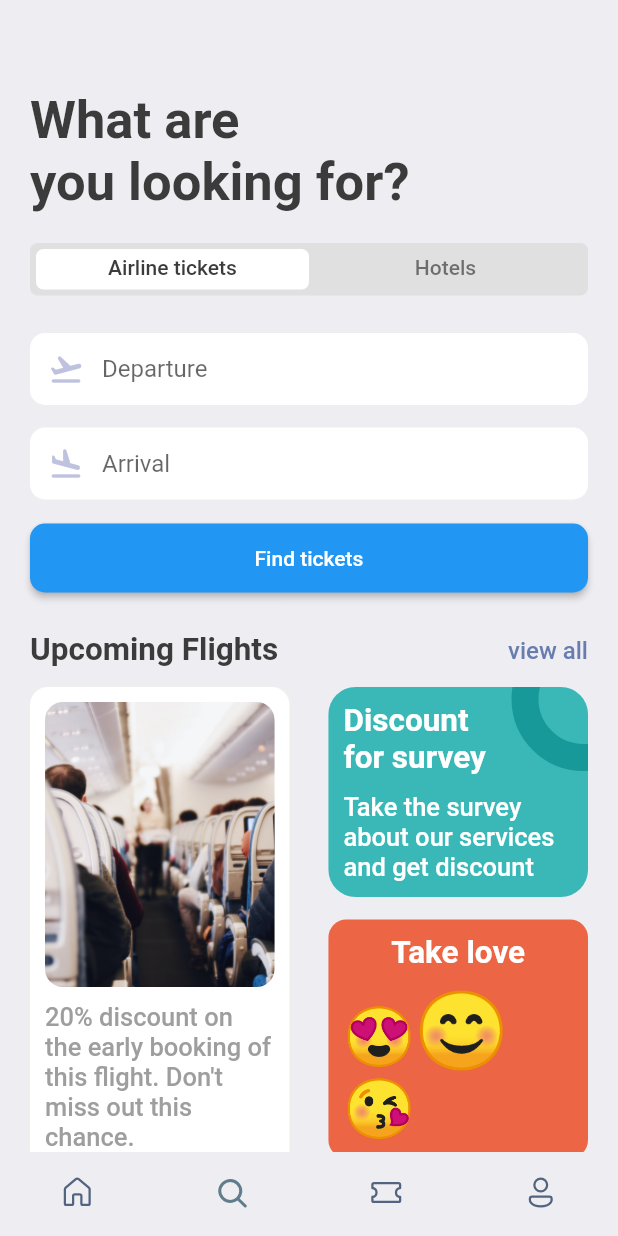
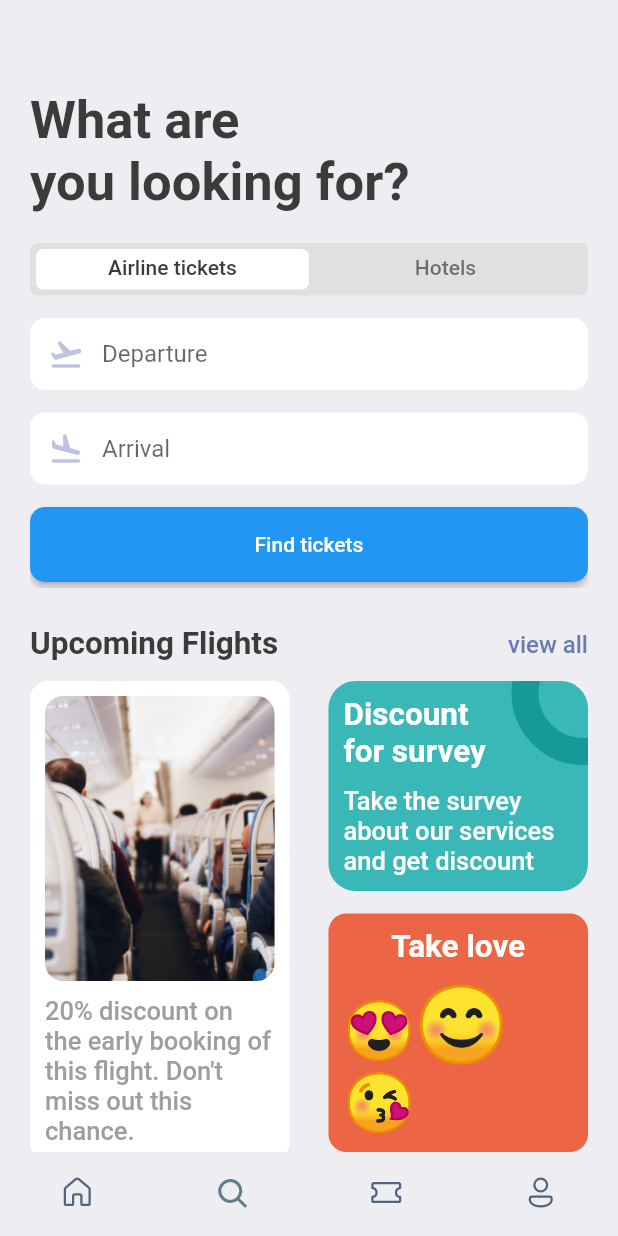
Before and after one commit to hu-shukang/flutter_full_course, a Flutter app: the screen it shows after launch, on a phone screen of 412 x 824 dp. Run offline on Flutter 3.47's test engine with Material 2 defaults, Android fonts, the phone set to English and light mode, and no system bars; our stand-ins replace dots_indicator, fluentui_icons, flutter_local_notifications, get, get_storage, logger and 1 more.

Commit message:
change tab widget

```diff
--- a/ticket/lib/common/widgets/tabs.dart
+++ b/ticket/lib/common/widgets/tabs.dart
@@ -1,28 +1,10 @@
 import 'package:flutter/material.dart';
 import 'package:ticket/common/style/color.dart';
 
-class Tabs extends StatefulWidget {
+class Tabs extends StatelessWidget {
+  final TabController tabController;
   final List<String> titles;
-  final void Function(int index) onIndexChanged;
-  const Tabs({Key? key, required this.titles, required this.onIndexChanged}) : super(key: key);
-
-  @override
-  State<Tabs> createState() => _TabsState();
-}
-
-class _TabsState extends State<Tabs> with SingleTickerProviderStateMixin {
-  late TabController _tabController;
-
-  @override
-  void initState() {
-    super.initState();
-    _tabController = TabController(vsync: this, length: widget.titles.length);
-    _tabController.addListener(() {
-      if (_tabController.indexIsChanging) {
-        widget.onIndexChanged(_tabController.index);
-      }
-    });
-  }
+  const Tabs({Key? key, required this.tabController, required this.titles}) : super(key: key);
 
   @override
   Widget build(BuildContext context) {
@@ -34,13 +16,13 @@ class _TabsState extends State<Tabs> with SingleTickerProviderStateMixin {
         borderRadius: BorderRadius.circular(5),
       ),
       child: TabBar(
-        controller: _tabController,
-        indicator: BoxDecoration(
-          color: Colors.white,
-          borderRadius: BorderRadius.circular(5),
-        ),
-        labelColor: AppColor.textColor,
-        tabs: widget.titles.map((title) => Tab(text: title)).toList()
+          controller: tabController,
+          indicator: BoxDecoration(
+            color: Colors.white,
+            borderRadius: BorderRadius.circular(5),
+          ),
+          labelColor: AppColor.textColor,
+          tabs: titles.map((title) => Tab(text: title)).toList()
       ),
     );
   }
--- a/ticket/lib/pages/search/controller.dart
+++ b/ticket/lib/pages/search/controller.dart
@@ -4,9 +4,10 @@ import 'package:get/get.dart';
 import '../../common/model/home.dart';
 import '../../common/model/search.dart';
 
-class SearchController extends GetxController {
+class SearchController extends GetxController with GetSingleTickerProviderStateMixin {
   final ArticleHeaderModel upcomingFlightAH = ArticleHeaderModel(title: "Upcoming Flights", link: "");
   final List<String> tabTitles = ["Airline tickets", "Hotels"];
+  late final TabController tabController;
   final _currentSwitchIndex = 0.obs;
   int get currentSwitchIndex => _currentSwitchIndex.value;
   final _departureController = TextEditingController();
@@ -18,6 +19,7 @@ class SearchController extends GetxController {
   @override
   void onInit() {
     super.onInit();
+    tabController = TabController(length: tabTitles.length, vsync: this);
     departureTextInputModel = TextInputModel(controller: _departureController, hintText: "Departure", icon: Icons.flight_takeoff_rounded);
     arrivalTextInputModel = TextInputModel(controller: _arrivalController, hintText: "Arrival", icon: Icons.flight_land_rounded);
   }
@@ -25,8 +27,4 @@ class SearchController extends GetxController {
   void handleSwitchChange(int index) {
     _currentSwitchIndex.value = index;
   }
-
-  void handleTabChange(int index) {
-    print(index);
-  }
 }
--- a/ticket/lib/pages/search/view.dart
+++ b/ticket/lib/pages/search/view.dart
@@ -4,6 +4,8 @@ import 'package:ticket/common/style/text.dart';
 import 'package:ticket/common/utils/app_layout.dart';
 import 'package:ticket/common/widgets/tabs.dart';
 import 'package:ticket/pages/search/widgets/address_input.dart';
+import 'package:ticket/pages/search/widgets/find_hotels.dart';
+import 'package:ticket/pages/search/widgets/find_tickets.dart';
 
 import '../../common/widgets/article_header.dart';
 import 'controller.dart';
@@ -24,22 +26,17 @@ class SearchPage extends GetView<SearchController> {
             style: AppText.headlineTextStyle1.copyWith(fontSize: 35),
           ),
           const SizedBox(height: 20),
-          // TicketSwitchBar(),
-          Tabs(titles: controller.tabTitles, onIndexChanged: controller.handleTabChange,),
-          const SizedBox(height: 25),
-          AddressInput(model: controller.departureTextInputModel),
+          Tabs(titles: controller.tabTitles, tabController: controller.tabController,),
           const SizedBox(height: 15),
-          AddressInput(model: controller.arrivalTextInputModel),
-          const SizedBox(height: 15),
-          ElevatedButton(
-            style: ElevatedButton.styleFrom(
-              padding: const EdgeInsets.symmetric(vertical: 15),
-              shape: RoundedRectangleBorder(
-                borderRadius: BorderRadius.circular(10),
-              ),
+          SizedBox(
+            height: 180,
+            child: TabBarView(
+                controller: controller.tabController,
+                children: [
+                  FindTickets(),
+                  FindHotels(),
+                ]
             ),
-            onPressed: () {},
-            child: const Text('Find tickets'),
           ),
           const SizedBox(height: 25),
           ArticleHeader(
--- /dev/null
+++ b/ticket/lib/pages/search/widgets/find_hotels.dart
@@ -0,0 +1,12 @@
+import 'package:flutter/material.dart';
+
+class FindHotels extends StatelessWidget {
+  const FindHotels({Key? key}) : super(key: key);
+
+  @override
+  Widget build(BuildContext context) {
+    return Container(
+      child: Text("find hotels"),
+    );
+  }
+}
--- /dev/null
+++ b/ticket/lib/pages/search/widgets/find_tickets.dart
@@ -0,0 +1,33 @@
+import 'package:flutter/material.dart';
+import 'package:get/get.dart';
+import 'package:ticket/pages/search/controller.dart';
+
+import 'address_input.dart';
+
+class FindTickets extends StatelessWidget {
+  final SearchController controller = Get.find<SearchController>();
+  FindTickets({Key? key}) : super(key: key);
+
+  @override
+  Widget build(BuildContext context) {
+    return Column(
+      children: [
+        AddressInput(model: controller.departureTextInputModel),
+        const SizedBox(height: 15),
+        AddressInput(model: controller.arrivalTextInputModel),
+        const SizedBox(height: 15),
+        ElevatedButton(
+          style: ElevatedButton.styleFrom(
+            padding: const EdgeInsets.symmetric(vertical: 15),
+            shape: RoundedRectangleBorder(
+              borderRadius: BorderRadius.circular(10),
+            ),
+            minimumSize: const Size.fromHeight(50),
+          ),
+          onPressed: () {},
+          child: const Text('Find tickets'),
+        ),
+      ],
+    );
+  }
+}
--- a/ticket/lib/pages/tickets/controller.dart
+++ b/ticket/lib/pages/tickets/controller.dart
@@ -1,5 +1,5 @@
 import 'package:get/get.dart';
 
 class TicketsController extends GetxController {
-
+  final List<String> tabTitles = ["Airline tickets", "Hotels"];
 }
```
